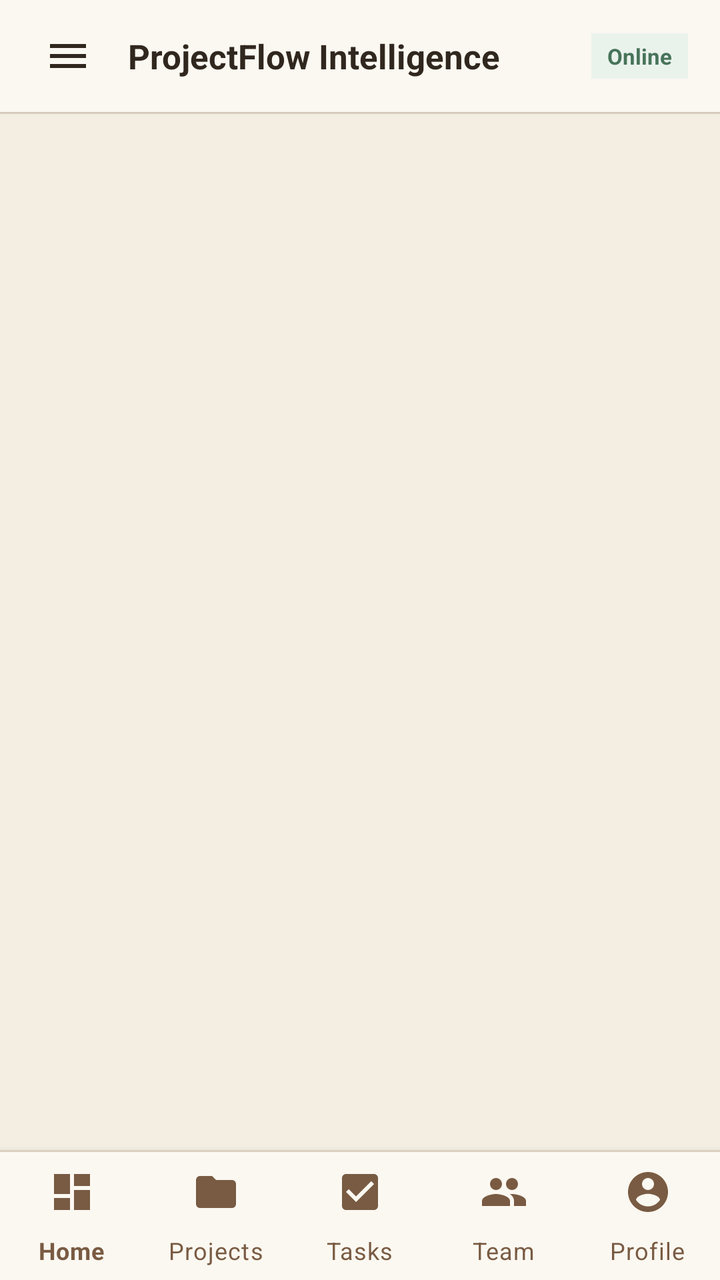
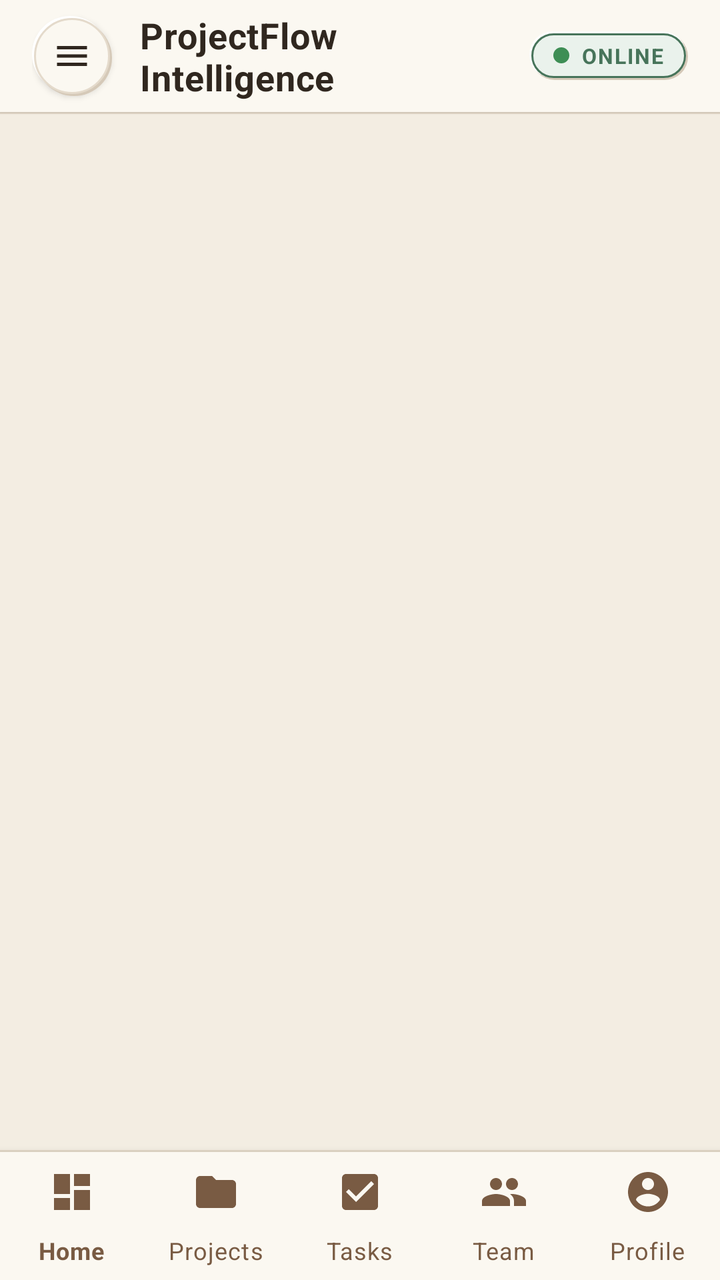

Screens rendered from an Android XML layout before and after an edit, with the pre-edit source and the edit as a unified diff.
<!-- AndroidManifest.xml: application theme Theme.ProjectFlow -->
<!-- res/layout/activity_main.xml -->
<?xml version="1.0" encoding="utf-8"?>
<androidx.drawerlayout.widget.DrawerLayout xmlns:android="http://schemas.android.com/apk/res/android"
    xmlns:app="http://schemas.android.com/apk/res-auto"
    xmlns:tools="http://schemas.android.com/tools"
    android:id="@+id/drawer_layout"
    android:layout_width="match_parent"
    android:layout_height="match_parent"
    android:fitsSystemWindows="true">

    
    <LinearLayout
        android:layout_width="match_parent"
        android:layout_height="match_parent"
        android:background="@color/limestone_ivory"
        android:orientation="vertical">

        
        <LinearLayout
            android:id="@+id/topBar"
            android:layout_width="match_parent"
            android:layout_height="56dp"
            android:background="@color/chalk_white"
            android:elevation="1dp"
            android:gravity="center_vertical"
            android:orientation="horizontal"
            android:paddingStart="16dp"
            android:paddingEnd="16dp">

            <ImageView
                android:id="@+id/btnMenu"
                android:layout_width="36dp"
                android:layout_height="36dp"
                android:background="?android:attr/selectableItemBackgroundBorderless"
                android:contentDescription="Menu"
                android:padding="6dp"
                android:src="@drawable/ic_menu"
                app:tint="@color/text_main" />

            <TextView
                android:id="@+id/tvHeaderTitle"
                android:layout_width="0dp"
                android:layout_height="wrap_content"
                android:layout_marginStart="12dp"
                android:layout_weight="1"
                android:text="@string/brand_name"
                android:textColor="@color/charcoal"
                android:textSize="17sp"
                android:textStyle="bold" />

            <TextView
                android:id="@+id/tvWorkspaceBadge"
                android:layout_width="wrap_content"
                android:layout_height="wrap_content"
                android:background="@color/status_green_light"
                android:paddingStart="8dp"
                android:paddingTop="4dp"
                android:paddingEnd="8dp"
                android:paddingBottom="4dp"
                android:text="Online"
                android:textColor="@color/forest_green"
                android:textSize="11sp"
                android:textStyle="bold" />
        </LinearLayout>

        <View
            android:layout_width="match_parent"
            android:layout_height="1dp"
            android:background="@color/natural_border" />

        
        <FrameLayout
            android:id="@+id/fragment_container"
            android:layout_width="match_parent"
            android:layout_height="0dp"
            android:layout_weight="1" />

        <View
            android:layout_width="match_parent"
            android:layout_height="1dp"
            android:background="@color/natural_border" />

        
        <com.google.android.material.bottomnavigation.BottomNavigationView
            android:id="@+id/bottom_nav"
            android:layout_width="match_parent"
            android:layout_height="64dp"
            android:background="@color/chalk_white"
            app:itemIconTint="@color/deep_sage"
            app:itemTextColor="@color/deep_sage"
            app:labelVisibilityMode="labeled"
            app:menu="@menu/bottom_nav_menu" />
    </LinearLayout>

    
    <com.google.android.material.navigation.NavigationView
        android:id="@+id/navigation_view"
        android:layout_width="300dp"
        android:layout_height="match_parent"
        android:layout_gravity="start"
        android:background="@color/chalk_white"
        android:fitsSystemWindows="true"
        app:headerLayout="@layout/drawer_header"
        app:itemIconTint="@color/deep_sage"
        app:itemTextColor="@color/charcoal"
        app:menu="@menu/drawer_menu" />

</androidx.drawerlayout.widget.DrawerLayout>
<!-- res/layout/drawer_header.xml (included above) -->
<?xml version="1.0" encoding="utf-8"?>
<LinearLayout xmlns:android="http://schemas.android.com/apk/res/android"
    android:layout_width="match_parent"
    android:layout_height="180dp"
    android:background="@color/primary_earth"
    android:gravity="bottom"
    android:orientation="vertical"
    android:padding="20dp"
    android:theme="@style/ThemeOverlay.AppCompat.Dark">

    <ImageView
        android:layout_width="54dp"
        android:layout_height="54dp"
        android:adjustViewBounds="true"
        android:contentDescription="@string/brand_name"
        android:src="@drawable/logo" />

    <TextView
        android:layout_width="wrap_content"
        android:layout_height="wrap_content"
        android:layout_marginTop="12dp"
        android:text="@string/brand_name"
        android:textColor="@color/white"
        android:textSize="18sp"
        android:textStyle="bold" />

    <TextView
        android:layout_width="wrap_content"
        android:layout_height="wrap_content"
        android:layout_marginTop="2dp"
        android:text="Workspace: Engineering &amp; Innovation"
        android:textColor="@color/secondary_sand"
        android:textSize="12sp" />

</LinearLayout>
<!-- resources referenced by this layout -->
<resources>
  <color name="chalk_white">#FBF8F1</color>
  <color name="charcoal">#30271F</color>
  <color name="deep_sage">#795B43</color>
  <color name="forest_green">#47745A</color>
  <color name="limestone_ivory">#F3EDE2</color>
  <color name="natural_border">#E1D6C6</color>
  <color name="primary_earth">#795B43</color>
  <color name="secondary_sand">#D9C9B2</color>
  <color name="status_green_light">#EAF2EC</color>
  <color name="text_main">#30271F</color>
  <color name="white">#FFFDF8</color>
  <!-- drawable ic_menu (drawable) -->
  <vector xmlns:android="http://schemas.android.com/apk/res/android"
      android:width="24dp"
      android:height="24dp"
      android:viewportWidth="24"
      android:viewportHeight="24">
      <path
          android:fillColor="@android:color/white"
          android:pathData="M3,18h18v-2H3v2zm0,-5h18v-2H3v2zm0,-7v2h18V6H3z" />
  </vector>
  <string name="brand_name">ProjectFlow Intelligence</string>
  <color name="deep_earth">#493628</color>
  <color name="earth_raised">#FFFDF8</color>
  <color name="muted_clay">#B69A78</color>
  <color name="earth_surface">#FBF8F1</color>
  <color name="earth_bg">#F3EDE2</color>
  <!-- unchanged entries left out for length: 2 -->
</resources>

<!-- the commit's change to res/layout/activity_main.xml (unified diff, before → after) -->
@@ -28,11 +28,12 @@
 
             <ImageView
                 android:id="@+id/btnMenu"
-                android:layout_width="36dp"
-                android:layout_height="36dp"
-                android:background="?android:attr/selectableItemBackgroundBorderless"
+                android:layout_width="40dp"
+                android:layout_height="40dp"
+                android:background="@drawable/bg_neu_circle"
                 android:contentDescription="Menu"
-                android:padding="6dp"
+                android:elevation="2dp"
+                android:padding="10dp"
                 android:src="@drawable/ic_menu"
                 app:tint="@color/text_main" />
 
@@ -40,25 +41,29 @@
                 android:id="@+id/tvHeaderTitle"
                 android:layout_width="0dp"
                 android:layout_height="wrap_content"
-                android:layout_marginStart="12dp"
+                android:layout_marginStart="14dp"
                 android:layout_weight="1"
+                android:letterSpacing="0.015"
                 android:text="@string/brand_name"
-                android:textColor="@color/charcoal"
-                android:textSize="17sp"
+                android:textColor="@color/text_main"
+                android:textSize="18sp"
                 android:textStyle="bold" />
 
             <TextView
                 android:id="@+id/tvWorkspaceBadge"
                 android:layout_width="wrap_content"
                 android:layout_height="wrap_content"
-                android:background="@color/status_green_light"
-                android:paddingStart="8dp"
-                android:paddingTop="4dp"
-                android:paddingEnd="8dp"
-                android:paddingBottom="4dp"
-                android:text="Online"
-                android:textColor="@color/forest_green"
-                android:textSize="11sp"
+                android:background="@drawable/bg_online_pill"
+                android:drawableStart="@drawable/bg_dot_done"
+                android:drawablePadding="6dp"
+                android:paddingStart="12dp"
+                android:paddingTop="5dp"
+                android:paddingEnd="12dp"
+                android:paddingBottom="5dp"
+                android:text="ONLINE"
+                android:textColor="@color/earth_success"
+                android:textSize="10.5sp"
+                android:letterSpacing="0.06"
                 android:textStyle="bold" />
         </LinearLayout>
 
<!-- resource entries referenced after the edit -->
@@ -3,14 +3,96 @@
   <color name="chalk_white">#FBF8F1</color>
   <color name="charcoal">#30271F</color>
   <color name="deep_sage">#795B43</color>
-  <color name="forest_green">#47745A</color>
+  <color name="earth_success">#47745A</color>
   <color name="limestone_ivory">#F3EDE2</color>
   <color name="natural_border">#E1D6C6</color>
   <color name="primary_earth">#795B43</color>
   <color name="secondary_sand">#D9C9B2</color>
-  <color name="status_green_light">#EAF2EC</color>
   <color name="text_main">#30271F</color>
   <color name="white">#FFFDF8</color>
+  <!-- drawable bg_dot_done (drawable) -->
+  <?xml version="1.0" encoding="utf-8"?>
+  <shape xmlns:android="http://schemas.android.com/apk/res/android"
+      android:shape="oval">
+      <size android:width="8dp" android:height="8dp" />
+      <solid android:color="@color/chart_done" />
+  </shape>
+  <!-- drawable bg_neu_circle (drawable) -->
+  <?xml version="1.0" encoding="utf-8"?>
+  <layer-list xmlns:android="http://schemas.android.com/apk/res/android">
+      <item
+          android:left="2dp"
+          android:top="2dp"
+          android:right="0dp"
+          android:bottom="0dp">
+          <shape android:shape="oval">
+              <solid android:color="@color/neu_shadow_soft" />
+          </shape>
+      </item>
+      <item
+          android:left="0dp"
+          android:top="0dp"
+          android:right="2dp"
+          android:bottom="2dp">
+          <shape android:shape="oval">
+              <solid android:color="@color/neu_highlight" />
+          </shape>
+      </item>
+      <item
+          android:left="1dp"
+          android:top="1dp"
+          android:right="1dp"
+          android:bottom="1dp">
+          <shape android:shape="oval">
+              <solid android:color="@color/neu_surface" />
+              <stroke
+                  android:width="1dp"
+                  android:color="@color/neu_border" />
+          </shape>
+      </item>
+  </layer-list>
+  <!-- drawable bg_online_pill (drawable) -->
+  <?xml version="1.0" encoding="utf-8"?>
+  <layer-list xmlns:android="http://schemas.android.com/apk/res/android">
+      
+      <item
+          android:left="1dp"
+          android:top="1dp"
+          android:right="0dp"
+          android:bottom="0dp">
+          <shape android:shape="rectangle">
+              <corners android:radius="24dp" />
+              <solid android:color="@color/neu_shadow_soft" />
+          </shape>
+      </item>
+  
+      
+      <item
+          android:left="0dp"
+          android:top="0dp"
+          android:right="1dp"
+          android:bottom="1dp">
+          <shape android:shape="rectangle">
+              <corners android:radius="24dp" />
+              <solid android:color="@color/neu_highlight" />
+          </shape>
+      </item>
+  
+      
+      <item
+          android:left="1dp"
+          android:top="1dp"
+          android:right="1dp"
+          android:bottom="1dp">
+          <shape android:shape="rectangle">
+              <corners android:radius="24dp" />
+              <solid android:color="@color/earth_success_light" />
+              <stroke
+                  android:width="1dp"
+                  android:color="@color/earth_success" />
+          </shape>
+      </item>
+  </layer-list>
   <!-- drawable ic_menu (drawable) -->
   <vector xmlns:android="http://schemas.android.com/apk/res/android"
       android:width="24dp"
@@ -22,6 +104,12 @@
           android:pathData="M3,18h18v-2H3v2zm0,-5h18v-2H3v2zm0,-7v2h18V6H3z" />
   </vector>
   <string name="brand_name">ProjectFlow Intelligence</string>
+  <color name="chart_done">#3E8E55</color>
+  <color name="neu_shadow_soft">#D5C9B8</color>
+  <color name="neu_highlight">#FFFFFFFF</color>
+  <color name="neu_surface">#FBF8F1</color>
+  <color name="neu_border">#E4DACB</color>
+  <color name="earth_success_light">#EAF2EC</color>
   <color name="deep_earth">#493628</color>
   <color name="earth_raised">#FFFDF8</color>
   <color name="muted_clay">#B69A78</color>
